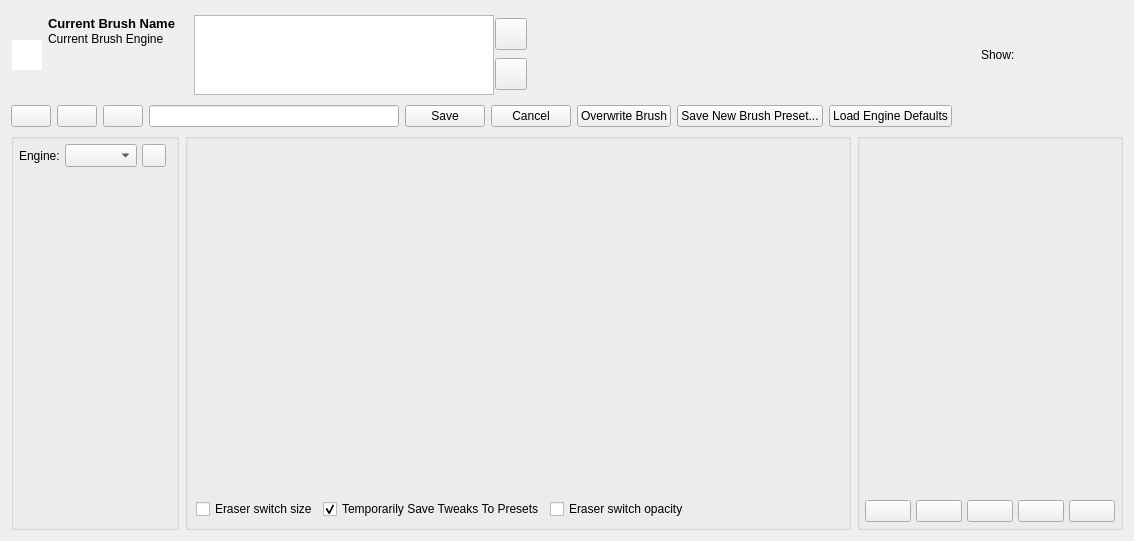
Above: libs/ui/forms/wdgpaintopsettings.ui from KDE/krita before the change. Below: the same form after it.
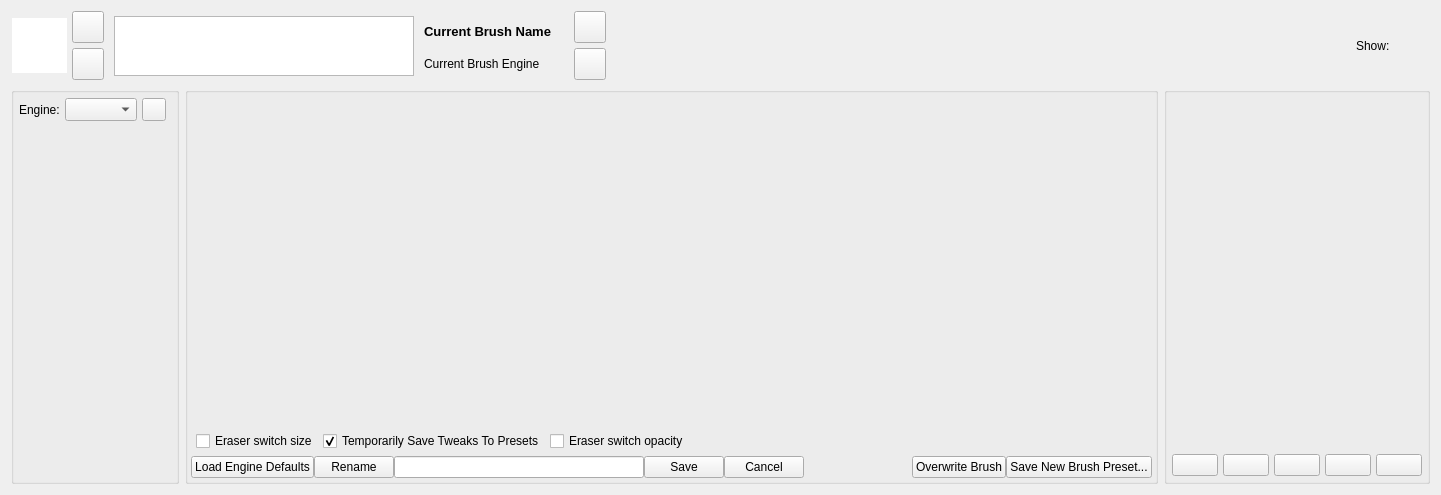
That is the form after the change. Custom widgets are drawn as their Qt base class.

Commit message: update the UI a bit for the brush editor to fill the space better

```diff
--- a/libs/ui/forms/wdgpaintopsettings.ui
+++ b/libs/ui/forms/wdgpaintopsettings.ui
@@ -6,8 +6,8 @@
    <rect>
     <x>0</x>
     <y>0</y>
-    <width>1134</width>
-    <height>541</height>
+    <width>1441</width>
+    <height>495</height>
    </rect>
   </property>
   <property name="windowTitle">
@@ -17,7 +17,7 @@
    <item row="0" column="0" colspan="3">
     <layout class="QHBoxLayout" name="brushEditorDashboard">
      <property name="spacing">
-      <number>1</number>
+      <number>5</number>
      </property>
      <property name="leftMargin">
       <number>1</number>
@@ -32,14 +32,14 @@
        </property>
        <property name="minimumSize">
         <size>
-         <width>30</width>
-         <height>30</height>
+         <width>55</width>
+         <height>55</height>
         </size>
        </property>
        <property name="maximumSize">
         <size>
-         <width>30</width>
-         <height>30</height>
+         <width>55</width>
+         <height>55</height>
         </size>
        </property>
        <property name="font">
@@ -73,16 +73,142 @@
        </property>
       </widget>
      </item>
+     <item>
+      <layout class="QVBoxLayout" name="verticalLayout_3">
+       <property name="rightMargin">
+        <number>5</number>
+       </property>
+       <item>
+        <widget class="QPushButton" name="zoomOutGraphicsViewButton">
+         <property name="sizePolicy">
+          <sizepolicy hsizetype="Fixed" vsizetype="Fixed">
+           <horstretch>0</horstretch>
+           <verstretch>0</verstretch>
+          </sizepolicy>
+         </property>
+         <property name="minimumSize">
+          <size>
+           <width>32</width>
+           <height>32</height>
+          </size>
+         </property>
+         <property name="maximumSize">
+          <size>
+           <width>32</width>
+           <height>32</height>
+          </size>
+         </property>
+         <property name="text">
+          <string/>
+         </property>
+        </widget>
+       </item>
+       <item>
+        <widget class="QPushButton" name="resetGraphicsViewButton">
+         <property name="sizePolicy">
+          <sizepolicy hsizetype="Fixed" vsizetype="Fixed">
+           <horstretch>0</horstretch>
+           <verstretch>0</verstretch>
+          </sizepolicy>
+         </property>
+         <property name="minimumSize">
+          <size>
+           <width>32</width>
+           <height>32</height>
+          </size>
+         </property>
+         <property name="maximumSize">
+          <size>
+           <width>32</width>
+           <height>32</height>
+          </size>
+         </property>
+         <property name="text">
+          <string/>
+         </property>
+        </widget>
+       </item>
+      </layout>
+     </item>
+     <item>
+      <widget class="KisPresetLivePreviewView" name="liveBrushPreviewView">
+       <property name="sizePolicy">
+        <sizepolicy hsizetype="Fixed" vsizetype="Fixed">
+         <horstretch>0</horstretch>
+         <verstretch>0</verstretch>
+        </sizepolicy>
+       </property>
+       <property name="minimumSize">
+        <size>
+         <width>300</width>
+         <height>60</height>
+        </size>
+       </property>
+       <property name="maximumSize">
+        <size>
+         <width>300</width>
+         <height>60</height>
+        </size>
+       </property>
+       <property name="font">
+        <font>
+         <kerning>false</kerning>
+        </font>
+       </property>
+       <property name="frameShape">
+        <enum>QFrame::StyledPanel</enum>
+       </property>
+       <property name="frameShadow">
+        <enum>QFrame::Raised</enum>
+       </property>
+       <property name="midLineWidth">
+        <number>0</number>
+       </property>
+       <property name="verticalScrollBarPolicy">
+        <enum>Qt::ScrollBarAlwaysOff</enum>
+       </property>
+       <property name="horizontalScrollBarPolicy">
+        <enum>Qt::ScrollBarAlwaysOff</enum>
+       </property>
+       <property name="interactive">
+        <bool>true</bool>
+       </property>
+       <property name="renderHints">
+        <set>QPainter::Antialiasing|QPainter::HighQualityAntialiasing|QPainter::SmoothPixmapTransform</set>
+       </property>
+       <property name="resizeAnchor">
+        <enum>QGraphicsView::AnchorViewCenter</enum>
+       </property>
+      </widget>
+     </item>
      <item>
       <layout class="QVBoxLayout" name="brushNameLayout">
+       <property name="spacing">
+        <number>0</number>
+       </property>
+       <property name="topMargin">
+        <number>5</number>
+       </property>
        <item>
         <widget class="QLabel" name="currentBrushNameLabel">
+         <property name="sizePolicy">
+          <sizepolicy hsizetype="Minimum" vsizetype="Minimum">
+           <horstretch>0</horstretch>
+           <verstretch>0</verstretch>
+          </sizepolicy>
+         </property>
          <property name="minimumSize">
           <size>
            <width>150</width>
            <height>0</height>
           </size>
          </property>
+         <property name="maximumSize">
+          <size>
+           <width>16777215</width>
+           <height>20</height>
+          </size>
+         </property>
          <property name="font">
           <font>
            <pointsize>10</pointsize>
@@ -100,7 +226,7 @@
           <bool>false</bool>
          </property>
          <property name="alignment">
-          <set>Qt::AlignLeading|Qt::AlignLeft|Qt::AlignTop</set>
+          <set>Qt::AlignBottom|Qt::AlignLeading|Qt::AlignLeft</set>
          </property>
          <property name="margin">
           <number>0</number>
@@ -112,6 +238,18 @@
        </item>
        <item>
         <widget class="QLabel" name="currentBrushEngineLabel">
+         <property name="sizePolicy">
+          <sizepolicy hsizetype="Minimum" vsizetype="Minimum">
+           <horstretch>0</horstretch>
+           <verstretch>0</verstretch>
+          </sizepolicy>
+         </property>
+         <property name="maximumSize">
+          <size>
+           <width>16777215</width>
+           <height>20</height>
+          </size>
+         </property>
          <property name="text">
           <string>Current Brush Engine</string>
          </property>
@@ -119,83 +257,19 @@
           <bool>false</bool>
          </property>
          <property name="alignment">
-          <set>Qt::AlignBottom|Qt::AlignLeading|Qt::AlignLeft</set>
+          <set>Qt::AlignLeading|Qt::AlignLeft|Qt::AlignTop</set>
          </property>
          <property name="indent">
           <number>5</number>
          </property>
         </widget>
        </item>
-       <item>
-        <spacer name="verticalSpacer">
-         <property name="orientation">
-          <enum>Qt::Vertical</enum>
-         </property>
-         <property name="sizeHint" stdset="0">
-          <size>
-           <width>20</width>
-           <height>40</height>
-          </size>
-         </property>
-        </spacer>
-       </item>
       </layout>
      </item>
      <item>
-      <widget class="KisPresetLivePreviewView" name="liveBrushPreviewView">
-       <property name="sizePolicy">
-        <sizepolicy hsizetype="MinimumExpanding" vsizetype="MinimumExpanding">
-         <horstretch>0</horstretch>
-         <verstretch>0</verstretch>
-        </sizepolicy>
-       </property>
-       <property name="minimumSize">
-        <size>
-         <width>300</width>
-         <height>80</height>
-        </size>
-       </property>
-       <property name="maximumSize">
-        <size>
-         <width>300</width>
-         <height>80</height>
-        </size>
-       </property>
-       <property name="font">
-        <font>
-         <kerning>false</kerning>
-        </font>
-       </property>
-       <property name="frameShape">
-        <enum>QFrame::StyledPanel</enum>
-       </property>
-       <property name="frameShadow">
-        <enum>QFrame::Raised</enum>
-       </property>
-       <property name="midLineWidth">
-        <number>0</number>
-       </property>
-       <property name="verticalScrollBarPolicy">
-        <enum>Qt::ScrollBarAlwaysOff</enum>
-       </property>
-       <property name="horizontalScrollBarPolicy">
-        <enum>Qt::ScrollBarAlwaysOff</enum>
-       </property>
-       <property name="interactive">
-        <bool>true</bool>
-       </property>
-       <property name="renderHints">
-        <set>QPainter::Antialiasing|QPainter::HighQualityAntialiasing|QPainter::SmoothPixmapTransform</set>
-       </property>
-       <property name="resizeAnchor">
-        <enum>QGraphicsView::AnchorViewCenter</enum>
-       </property>
-      </widget>
-     </item>
-     <item>
-      <layout class="QVBoxLayout" name="verticalLayout_3">
+      <layout class="QVBoxLayout" name="verticalLayout_4">
        <item>
-        <widget class="QPushButton" name="zoomOutGraphicsViewButton">
+        <widget class="QPushButton" name="dirtyPresetIndicatorButton">
          <property name="sizePolicy">
           <sizepolicy hsizetype="Fixed" vsizetype="Fixed">
            <horstretch>0</horstretch>
@@ -217,10 +291,13 @@
          <property name="text">
           <string/>
          </property>
+         <property name="flat">
+          <bool>false</bool>
+         </property>
         </widget>
        </item>
        <item>
-        <widget class="QPushButton" name="resetGraphicsViewButton">
+        <widget class="QPushButton" name="reloadPresetButton">
          <property name="sizePolicy">
           <sizepolicy hsizetype="Fixed" vsizetype="Fixed">
            <horstretch>0</horstretch>
@@ -267,190 +344,91 @@
       </widget>
      </item>
      <item>
-      <widget class="KisHighlightedToolButton" name="showPresetsButton" native="true">
-       <property name="sizePolicy">
-        <sizepolicy hsizetype="Minimum" vsizetype="Minimum">
-         <horstretch>0</horstretch>
-         <verstretch>0</verstretch>
-        </sizepolicy>
-       </property>
-       <property name="minimumSize">
-        <size>
-         <width>35</width>
-         <height>20</height>
-        </size>
-       </property>
-       <property name="text" stdset="0">
-        <string>Presets</string>
-       </property>
-      </widget>
+      <layout class="QVBoxLayout" name="verticalLayout_5">
+       <item>
+        <widget class="KisHighlightedToolButton" name="showPresetsButton" native="true">
+         <property name="sizePolicy">
+          <sizepolicy hsizetype="Minimum" vsizetype="Minimum">
+           <horstretch>0</horstretch>
+           <verstretch>0</verstretch>
+          </sizepolicy>
+         </property>
+         <property name="minimumSize">
+          <size>
+           <width>35</width>
+           <height>20</height>
+          </size>
+         </property>
+         <property name="maximumSize">
+          <size>
+           <width>16777215</width>
+           <height>20</height>
+          </size>
+         </property>
+         <property name="text" stdset="0">
+          <string>Presets</string>
+         </property>
+        </widget>
+       </item>
+       <item>
+        <widget class="KisHighlightedToolButton" name="showEditorButton" native="true">
+         <property name="sizePolicy">
+          <sizepolicy hsizetype="Minimum" vsizetype="Minimum">
+           <horstretch>0</horstretch>
+           <verstretch>0</verstretch>
+          </sizepolicy>
+         </property>
+         <property name="minimumSize">
+          <size>
+           <width>35</width>
+           <height>20</height>
+          </size>
+         </property>
+         <property name="maximumSize">
+          <size>
+           <width>16777215</width>
+           <height>20</height>
+          </size>
+         </property>
+         <property name="text" stdset="0">
+          <string>Settings</string>
+         </property>
+         <zorder>showScratchpadButton</zorder>
+        </widget>
+       </item>
+       <item>
+        <widget class="KisHighlightedToolButton" name="showScratchpadButton" native="true">
+         <property name="sizePolicy">
+          <sizepolicy hsizetype="Minimum" vsizetype="Minimum">
+           <horstretch>0</horstretch>
+           <verstretch>0</verstretch>
+          </sizepolicy>
+         </property>
+         <property name="minimumSize">
+          <size>
+           <width>35</width>
+           <height>20</height>
+          </size>
+         </property>
+         <property name="maximumSize">
+          <size>
+           <width>16777215</width>
+           <height>20</height>
+          </size>
+         </property>
+         <property name="text" stdset="0">
+          <string>Scratchpad</string>
+         </property>
+         <property name="checkable" stdset="0">
+          <bool>true</bool>
+         </property>
+        </widget>
+       </item>
+      </layout>
      </item>
-     <item>
-      <widget class="KisHighlightedToolButton" name="showEditorButton" native="true">
-       <property name="sizePolicy">
-        <sizepolicy hsizetype="Minimum" vsizetype="Minimum">
-         <horstretch>0</horstretch>
-         <verstretch>0</verstretch>
-        </sizepolicy>
-       </property>
-       <property name="minimumSize">
-        <size>
-         <width>35</width>
-         <height>30</height>
-        </size>
-       </property>
-       <property name="text" stdset="0">
-        <string>Settings</string>
-       </property>
-      </widget>
-     </item>
-     <item>
-      <widget class="KisHighlightedToolButton" name="showScratchpadButton" native="true">
-       <property name="sizePolicy">
-        <sizepolicy hsizetype="Minimum" vsizetype="Minimum">
-         <horstretch>0</horstretch>
-         <verstretch>0</verstretch>
-        </sizepolicy>
-       </property>
-       <property name="minimumSize">
-        <size>
-         <width>35</width>
-         <height>30</height>
-        </size>
-       </property>
-       <property name="text" stdset="0">
-        <string>Scratchpad</string>
-       </property>
-       <property name="checkable" stdset="0">
-        <bool>true</bool>
-       </property>
-      </widget>
-     </item>
     </layout>
    </item>
-   <item row="1" column="0" colspan="3">
-    <layout class="QHBoxLayout" name="horizontalLayout_5">
-     <item>
-      <widget class="QPushButton" name="reloadPresetButton">
-       <property name="sizePolicy">
-        <sizepolicy hsizetype="Fixed" vsizetype="Fixed">
-         <horstretch>0</horstretch>
-         <verstretch>0</verstretch>
-        </sizepolicy>
-       </property>
-       <property name="text">
-        <string/>
-       </property>
-      </widget>
-     </item>
-     <item>
-      <widget class="QPushButton" name="renameBrushPresetButton">
-       <property name="sizePolicy">
-        <sizepolicy hsizetype="Fixed" vsizetype="Fixed">
-         <horstretch>0</horstretch>
-         <verstretch>0</verstretch>
-        </sizepolicy>
-       </property>
-       <property name="text">
-        <string/>
-       </property>
-      </widget>
-     </item>
-     <item>
-      <widget class="QPushButton" name="dirtyPresetIndicatorButton">
-       <property name="sizePolicy">
-        <sizepolicy hsizetype="Fixed" vsizetype="Fixed">
-         <horstretch>0</horstretch>
-         <verstretch>0</verstretch>
-        </sizepolicy>
-       </property>
-       <property name="maximumSize">
-        <size>
-         <width>50</width>
-         <height>16777215</height>
-        </size>
-       </property>
-       <property name="text">
-        <string/>
-       </property>
-       <property name="flat">
-        <bool>false</bool>
-       </property>
-      </widget>
-     </item>
-     <item>
-      <widget class="QLineEdit" name="renameBrushNameTextField">
-       <property name="minimumSize">
-        <size>
-         <width>250</width>
-         <height>0</height>
-        </size>
-       </property>
-      </widget>
-     </item>
-     <item>
-      <widget class="QPushButton" name="updateBrushNameButton">
-       <property name="sizePolicy">
-        <sizepolicy hsizetype="Minimum" vsizetype="Fixed">
-         <horstretch>0</horstretch>
-         <verstretch>0</verstretch>
-        </sizepolicy>
-       </property>
-       <property name="text">
-        <string>Save</string>
-       </property>
-      </widget>
-     </item>
-     <item>
-      <widget class="QPushButton" name="cancelBrushNameUpdateButton">
-       <property name="text">
-        <string>Cancel</string>
-       </property>
-      </widget>
-     </item>
-     <item>
-      <widget class="QPushButton" name="saveBrushPresetButton">
-       <property name="text">
-        <string>Overwrite Brush</string>
-       </property>
-      </widget>
-     </item>
-     <item>
-      <widget class="QPushButton" name="saveNewBrushPresetButton">
-       <property name="text">
-        <string>Save New Brush Preset...</string>
-       </property>
-      </widget>
-     </item>
-     <item>
-      <widget class="QPushButton" name="bnDefaultPreset">
-       <property name="sizePolicy">
-        <sizepolicy hsizetype="Preferred" vsizetype="Preferred">
-         <horstretch>0</horstretch>
-         <verstretch>0</verstretch>
-        </sizepolicy>
-       </property>
-       <property name="text">
-        <string>Load Engine Defaults</string>
-       </property>
-      </widget>
-     </item>
-     <item>
-      <spacer name="horizontalSpacer_4">
-       <property name="orientation">
-        <enum>Qt::Horizontal</enum>
-       </property>
-       <property name="sizeHint" stdset="0">
-        <size>
-         <width>40</width>
-         <height>20</height>
-        </size>
-       </property>
-      </spacer>
-     </item>
-    </layout>
-   </item>
-   <item row="2" column="0">
+   <item row="1" column="0">
     <widget class="QGroupBox" name="presetsContainer">
      <property name="title">
       <string/>
@@ -536,7 +514,7 @@
      </layout>
     </widget>
    </item>
-   <item row="2" column="1">
+   <item row="1" column="1">
     <widget class="QGroupBox" name="brushEditorSettingsControls">
      <property name="title">
       <string/>
@@ -700,10 +678,97 @@
         </property>
        </layout>
       </item>
+      <item>
+       <layout class="QHBoxLayout" name="horizontalLayout_5">
+        <item>
+         <widget class="QPushButton" name="bnDefaultPreset">
+          <property name="sizePolicy">
+           <sizepolicy hsizetype="Preferred" vsizetype="Preferred">
+            <horstretch>0</horstretch>
+            <verstretch>0</verstretch>
+           </sizepolicy>
+          </property>
+          <property name="text">
+           <string>Load Engine Defaults</string>
+          </property>
+         </widget>
+        </item>
+        <item>
+         <widget class="QPushButton" name="renameBrushPresetButton">
+          <property name="sizePolicy">
+           <sizepolicy hsizetype="Fixed" vsizetype="Fixed">
+            <horstretch>0</horstretch>
+            <verstretch>0</verstretch>
+           </sizepolicy>
+          </property>
+          <property name="text">
+           <string>Rename</string>
+          </property>
+         </widget>
+        </item>
+        <item>
+         <widget class="QLineEdit" name="renameBrushNameTextField">
+          <property name="minimumSize">
+           <size>
+            <width>250</width>
+            <height>0</height>
+           </size>
+          </property>
+         </widget>
+        </item>
+        <item>
+         <widget class="QPushButton" name="updateBrushNameButton">
+          <property name="sizePolicy">
+           <sizepolicy hsizetype="Minimum" vsizetype="Fixed">
+            <horstretch>0</horstretch>
+            <verstretch>0</verstretch>
+           </sizepolicy>
+          </property>
+          <property name="text">
+           <string>Save</string>
+          </property>
+         </widget>
+        </item>
+        <item>
+         <widget class="QPushButton" name="cancelBrushNameUpdateButton">
+          <property name="text">
+           <string>Cancel</string>
+          </property>
+         </widget>
+        </item>
+        <item>
+         <spacer name="horizontalSpacer_4">
+          <property name="orientation">
+           <enum>Qt::Horizontal</enum>
+          </property>
+          <property name="sizeHint" stdset="0">
+           <size>
+            <width>40</width>
+            <height>20</height>
+           </size>
+          </property>
+         </spacer>
+        </item>
+        <item>
+         <widget class="QPushButton" name="saveBrushPresetButton">
+          <property name="text">
+           <string>Overwrite Brush</string>
+          </property>
+         </widget>
+        </item>
+        <item>
+         <widget class="QPushButton" name="saveNewBrushPresetButton">
+          <property name="text">
+           <string>Save New Brush Preset...</string>
+          </property>
+         </widget>
+        </item>
+       </layout>
+      </item>
      </layout>
     </widget>
    </item>
-   <item row="2" column="2">
+   <item row="1" column="2">
     <widget class="QGroupBox" name="scratchpadControls">
      <property name="title">
       <string/>
```
Left out of the diff: 1 changed line with no effect on the pictures. The commit also changes 1 other file.
